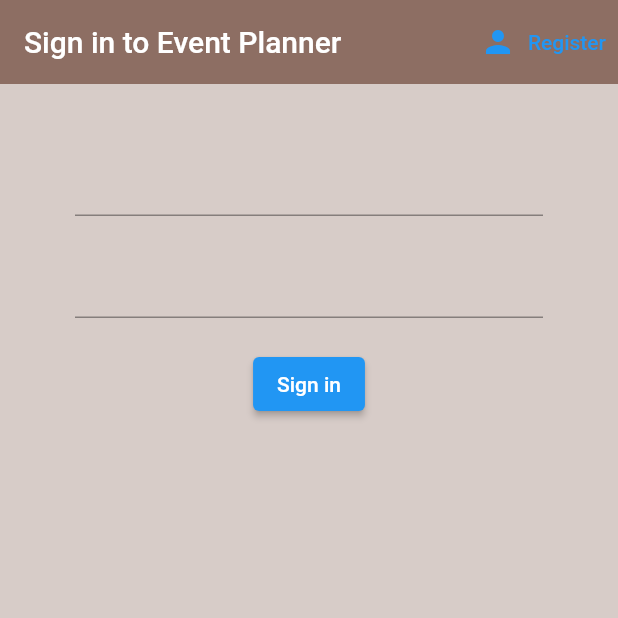
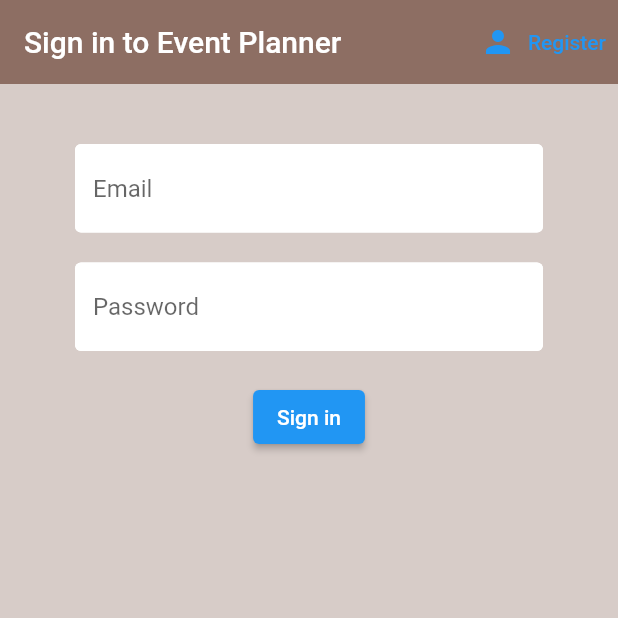
Before and after one commit to SulaimanYaacob/Event-Planner, a Flutter app: the screen it shows after launch, on a phone screen of 412 x 824 dp, the top half of it. Run offline on Flutter 3.47's test engine with Material 2 defaults, Android fonts, the phone set to English and light mode, and no system bars; our stand-ins replace cloud_firestore, firebase_auth, firebase_core; accounts and stored records are empty.

Commit message:
improve aesthetic of forms

```diff
--- a/lib/authenticate/register.dart
+++ b/lib/authenticate/register.dart
@@ -1,3 +1,4 @@
+import 'package:event_planner/widgets/inputDecoration.dart';
 import 'package:flutter/material.dart';
 import '../services/auth.dart';
 
@@ -46,6 +47,7 @@ final _formKey = GlobalKey<FormState>();
             child: Column(children: <Widget>[
               SizedBox(height: 20.0),
               TextFormField(
+                decoration: textInputDecoration.copyWith(hintText: 'Email'),
                 validator: (val) => val!.isEmpty ? 'Enter an email' : null,
                 onChanged: (val) {
                   setState(() {
@@ -55,6 +57,7 @@ final _formKey = GlobalKey<FormState>();
               ),
               SizedBox(height: 20.0),
               TextFormField(
+                decoration: textInputDecoration.copyWith(hintText: 'Password'),
                 obscureText: true,
                 validator: (val) => val!.length < 8 ? 'Enter a password with atleast 8 characters long' : null,
                 onChanged: (val) {
--- a/lib/authenticate/sign_in.dart
+++ b/lib/authenticate/sign_in.dart
@@ -1,4 +1,5 @@
 import 'package:event_planner/services/auth.dart';
+import 'package:event_planner/widgets/inputDecoration.dart';
 import 'package:flutter/material.dart';
 
 class SignIn extends StatefulWidget {
@@ -45,6 +46,7 @@ class SignIn extends StatefulWidget {
             child: Column(children: <Widget>[
               SizedBox(height: 20.0),
               TextFormField(
+                decoration: textInputDecoration.copyWith(hintText: 'Email'),
                 validator: (val) => val!.isEmpty ? 'Enter an email' : null,
                 onChanged: (val) {
                   setState(() {
@@ -54,6 +56,7 @@ class SignIn extends StatefulWidget {
               ),
               SizedBox(height: 20.0),
               TextFormField(
+                decoration: textInputDecoration.copyWith(hintText: 'Password'),
                 obscureText: true,
                 validator: (val) => val!.length < 8 ? 'Enter a password with atleast 8 characters long' : null,
                 onChanged: (val) {
--- /dev/null
+++ b/lib/widgets/inputDecoration.dart
@@ -0,0 +1,12 @@
+import 'package:flutter/material.dart';
+
+const textInputDecoration = InputDecoration(
+  fillColor: Colors.white,
+  filled: true,
+  enabledBorder: OutlineInputBorder(
+    borderSide: BorderSide(color: Colors.white, width: 2.0),
+  ),
+  focusedBorder: OutlineInputBorder(
+    borderSide: BorderSide(color: Colors.red, width: 2.0),
+  ),
+);
```
